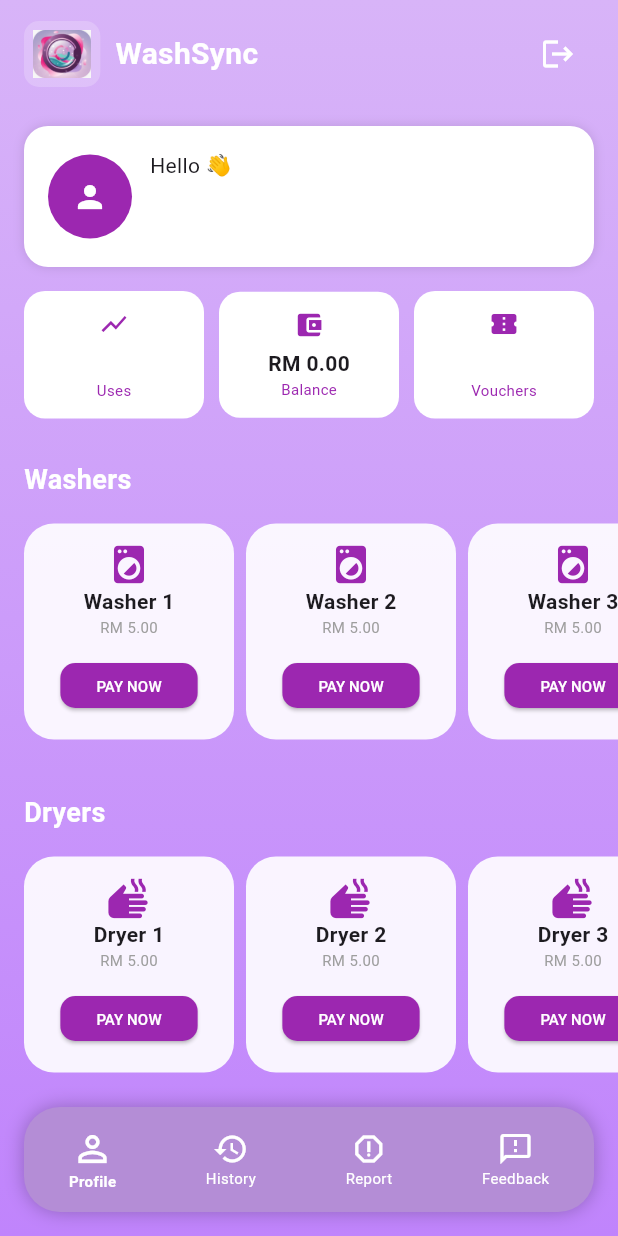
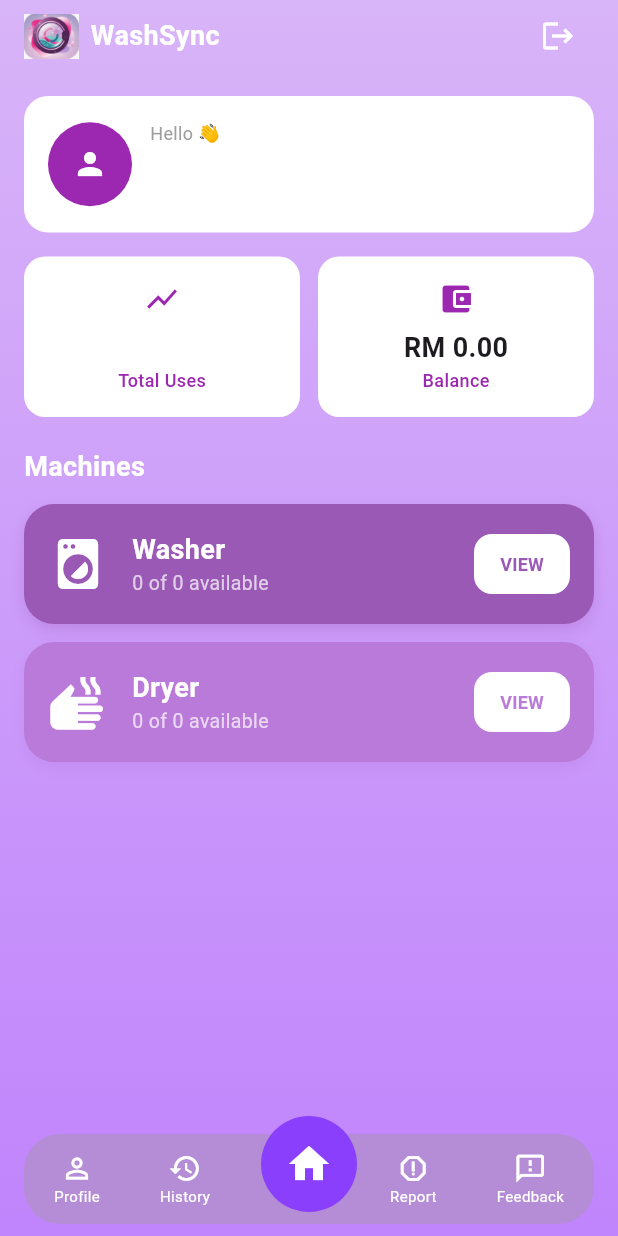
Before and after one commit to hfzhhanim/WashSync, a Flutter app: the screen it shows once a user with an empty profile is signed in, on a phone screen of 412 x 824 dp. Run offline on Flutter 3.47's test engine with Material 3 defaults, Android fonts, the light colour scheme and no system bars; our stand-ins replace cloud_firestore, firebase_auth, firebase_core, firebase_storage, fl_chart, image_picker; accounts and stored records are empty.

Commit message:
Fixed directory conflict, updated navigation logic, and cleaned up home page layout

```diff
--- a/lib/screens/home_page.dart
+++ b/lib/screens/home_page.dart
@@ -2,17 +2,18 @@ import 'package:flutter/material.dart';
 import 'package:firebase_auth/firebase_auth.dart';
 import 'package:cloud_firestore/cloud_firestore.dart';
 
-// Team's Pages (Using ../ to go out of 'screens' folder if they are in lib root)
+// Team's Pages
 import 'sign_in_page.dart';
 import 'report_page.dart';
 import 'feedback_rating_page.dart';
 
-// YOUR Wallet & Payment Pages (In the same 'screens' folder)
+// YOUR Wallet & Payment Pages
 import 'wallet_page.dart';
 import 'payment_screen.dart';
-import 'profile_page.dart'; // Ensure these exist or use friend's mock pages
+import 'washer_page.dart';
+import 'dryer_page.dart';
+import 'profile_page.dart';
 
-/// ---------------- NAV ITEM MODEL ----------------
 class NavItem {
   final IconData icon;
   final String label;
@@ -34,9 +35,7 @@ class HomePage extends StatefulWidget {
 
 class _HomePageState extends State<HomePage> {
   User? get user => FirebaseAuth.instance.currentUser;
-  int _currentIndex = 0;
 
-  // Navigation Helper
   void _navigateTo(Widget page) {
     Navigator.push(
       context,
@@ -50,7 +49,6 @@ class _HomePageState extends State<HomePage> {
       return const Scaffold(body: Center(child: CircularProgressIndicator()));
     }
 
-    // Navigation items linked to your working pages
     final navItems = [
       NavItem(
         icon: Icons.person_outline,
@@ -88,26 +86,38 @@ class _HomePageState extends State<HomePage> {
             children: [
               _topBar(context),
               const SizedBox(height: 16),
-              _userCard(user!),
+              _userCard(user!), // Original welcome user layout
               const SizedBox(height: 16),
-              _stats(user!), // Fixed with tap support
+              _stats(user!), // 2 Equal sized boxes (Uses & Balance)
               const SizedBox(height: 20),
-
-              Expanded(
-                child: SingleChildScrollView(
-                  padding: const EdgeInsets.only(bottom: 100),
-                  child: Column(
-                    crossAxisAlignment: CrossAxisAlignment.start,
-                    children: [
-                      _sectionLabel("Washers"),
-                      _machineGrid(type: 'Washer', count: 5, icon: Icons.local_laundry_service),
-                      const SizedBox(height: 20),
-                      _sectionLabel("Dryers"),
-                      _machineList(type: 'Dryer', count: 5, icon: Icons.dry),
-                    ],
+              const Padding(
+                padding: EdgeInsets.symmetric(horizontal: 16),
+                child: Align(
+                  alignment: Alignment.centerLeft,
+                  child: Text("Machines",
+                    style: TextStyle(fontSize: 18, fontWeight: FontWeight.bold, color: Colors.white)),
                 ),
               ),
+              const SizedBox(height: 12),
+
+              // RESTORED: Single bar layout for navigation to sub-pages
+              _machineBar(
+                title: "Washer",
+                docId: "washer",
+                icon: Icons.local_laundry_service,
+                color: const Color(0xFF9B59B6),
+                onTap: () => _navigateTo(const WasherPage()),
               ),
+              const SizedBox(height: 12),
+              _machineBar(
+                title: "Dryer",
+                docId: "dryer",
+                icon: Icons.dry,
+                color: const Color(0xFFB97AD9),
+                onTap: () => _navigateTo(const DryerPage()),
+              ),
+
+              const Spacer(),
               _bottomNav(navItems),
             ],
           ),
@@ -116,45 +126,32 @@ class _HomePageState extends State<HomePage> {
     );
   }
 
-  Widget _sectionLabel(String text) {
-    return Padding(
-      padding: const EdgeInsets.symmetric(horizontal: 16, vertical: 8),
-      child: Text(text, style: const TextStyle(fontSize: 18, fontWeight: FontWeight.bold, color: Colors.white)),
-    );
-  }
-
-  /// ---------------- TOP BAR ----------------
+  // --- TOP BAR (Original Style) ---
   Widget _topBar(BuildContext context) {
     return Padding(
-      padding: const EdgeInsets.fromLTRB(16, 12, 16, 8),
+      padding: const EdgeInsets.symmetric(horizontal: 16),
       child: Row(
         mainAxisAlignment: MainAxisAlignment.spaceBetween,
         children: [
           Row(
             children: [
-              Container(
-                padding: const EdgeInsets.all(6),
-                decoration: BoxDecoration(
-                  color: Colors.white.withOpacity(0.2),
-                  borderRadius: BorderRadius.circular(10),
-                ),
-                child: Image.asset("assets/icons/logoWashSync.png", height: 32,
+              Image.asset("assets/icons/logoWashSync.png",
+                height: 30,
                 errorBuilder: (context, error, stackTrace) => const Icon(Icons.local_laundry_service, color: Colors.white)),
-              ),
-              const SizedBox(width: 10),
-              const Text("WashSync", style: TextStyle(color: Colors.white, fontSize: 20, fontWeight: FontWeight.w700)),
+              const SizedBox(width: 8),
+              const Text("WashSync", style: TextStyle(color: Colors.white, fontSize: 18, fontWeight: FontWeight.bold)),
             ],
           ),
           IconButton(
             icon: const Icon(Icons.logout, color: Colors.white),
             onPressed: () => FirebaseAuth.instance.signOut(),
-          )
+          ),
         ],
       ),
     );
   }
 
-  /// ---------------- USER CARD ----------------
+  // --- USER CARD (Original Welcome Layout) ---
   Widget _userCard(User user) {
     return StreamBuilder<DocumentSnapshot>(
       stream: FirebaseFirestore.instance.collection('users').doc(user.uid).snapshots(),
@@ -165,7 +162,7 @@ class _HomePageState extends State<HomePage> {
           padding: const EdgeInsets.symmetric(horizontal: 16),
           child: Container(
             padding: const EdgeInsets.all(16),
-            decoration: BoxDecoration(color: Colors.white, borderRadius: BorderRadius.circular(16), boxShadow: const [BoxShadow(color: Colors.black12, blurRadius: 6)]),
+            decoration: BoxDecoration(color: Colors.white, borderRadius: BorderRadius.circular(16)),
             child: Row(
               children: [
                 const CircleAvatar(radius: 28, backgroundColor: Colors.purple, child: Icon(Icons.person, color: Colors.white)),
@@ -173,7 +170,7 @@ class _HomePageState extends State<HomePage> {
                 Column(
                   crossAxisAlignment: CrossAxisAlignment.start,
                   children: [
-                    const Text("Hello 👋"),
+                    const Text("Hello 👋", style: TextStyle(color: Colors.grey, fontSize: 12)),
                     Text(data['username'] ?? "User", style: const TextStyle(fontSize: 18, fontWeight: FontWeight.bold)),
                     Text(data['email'] ?? "", style: const TextStyle(color: Colors.purple, fontSize: 11)),
                   ],
@@ -186,7 +183,7 @@ class _HomePageState extends State<HomePage> {
     );
   }
 
-  /// ---------------- STATS (FIXED FOR TAP) ----------------
+  // --- STATS (2 Equal Boxes, No Vouchers) ---
   Widget _stats(User user) {
     return StreamBuilder<DocumentSnapshot>(
       stream: FirebaseFirestore.instance.collection('users').doc(user.uid).snapshots(),
@@ -199,17 +196,14 @@ class _HomePageState extends State<HomePage> {
           padding: const EdgeInsets.symmetric(horizontal: 16),
           child: Row(
             children: [
-              _statCard("${data['totalUses'] ?? 0}", "Uses", Icons.show_chart, null),
-              const SizedBox(width: 10),
-              // THE WALLET TAP BOX
+              _statCard("${data['totalUses'] ?? 0}", "Total Uses", Icons.show_chart, null),
+              const SizedBox(width: 12),
               _statCard(
                 "RM ${balance.toStringAsFixed(2)}",
                 "Balance",
                 Icons.account_balance_wallet,
                 () => _navigateTo(const WalletPage(amountToDeduct: -1.0))
               ),
-              const SizedBox(width: 10),
-              _statCard("${data['vouchers'] ?? 0}", "Vouchers", Icons.confirmation_number, null),
             ],
           ),
         );
@@ -226,13 +220,13 @@ class _HomePageState extends State<HomePage> {
           onTap: onTap,
           borderRadius: BorderRadius.circular(14),
           child: Container(
-            padding: const EdgeInsets.symmetric(vertical: 12),
+            padding: const EdgeInsets.symmetric(vertical: 16, horizontal: 12),
             child: Column(
               children: [
-                Icon(icon, color: Colors.purple, size: 20),
-                const SizedBox(height: 6),
-                Text(value, style: const TextStyle(fontSize: 14, fontWeight: FontWeight.bold)),
-                Text(label, style: const TextStyle(color: Colors.purple, fontSize: 10)),
+                Icon(icon, color: Colors.purple, size: 24),
+                const SizedBox(height: 8),
+                Text(value, style: const TextStyle(fontSize: 18, fontWeight: FontWeight.bold)),
+                Text(label, style: const TextStyle(color: Colors.purple, fontSize: 12, fontWeight: FontWeight.w500)),
               ],
             ),
           ),
@@ -241,71 +235,103 @@ class _HomePageState extends State<HomePage> {
     );
   }
 
-  /// ---------------- MACHINE LIST ----------------
-  Widget _machineGrid({required String type, required int count, required IconData icon}) {
-    return SizedBox(
-      height: 160,
-      child: ListView.builder(
-        scrollDirection: Axis.horizontal,
-        padding: const EdgeInsets.symmetric(horizontal: 12),
-        itemCount: count,
-        itemBuilder: (context, index) {
+  // --- MACHINE BAR (Original Bar Design) ---
+  Widget _machineBar({required String title, required String docId, required IconData icon, required Color color, required VoidCallback onTap}) {
+    return StreamBuilder<DocumentSnapshot>(
+      stream: FirebaseFirestore.instance.collection('machines').doc(docId).snapshots(),
+      builder: (context, snapshot) {
+        int available = 0, total = 0;
+        if (snapshot.hasData && snapshot.data!.exists) {
+          final data = snapshot.data!.data() as Map<String, dynamic>;
+          available = data['available'] ?? 0;
+          total = data['total'] ?? 0;
+        }
         return Container(
-            width: 140,
-            margin: const EdgeInsets.symmetric(horizontal: 4, vertical: 8),
-            padding: const EdgeInsets.all(12),
-            decoration: BoxDecoration(color: Colors.white.withOpacity(0.9), borderRadius: BorderRadius.circular(20)),
+          margin: const EdgeInsets.symmetric(horizontal: 16),
+          padding: const EdgeInsets.all(16),
+          decoration: BoxDecoration(
+            color: color,
+            borderRadius: BorderRadius.circular(20),
+            boxShadow: [BoxShadow(color: color.withOpacity(0.3), blurRadius: 8, offset: const Offset(0, 4))],
+          ),
+          child: Row(
+            children: [
+              Icon(icon, color: Colors.white, size: 40),
+              const SizedBox(width: 16),
+              Expanded(
                 child: Column(
-              mainAxisAlignment: MainAxisAlignment.center,
+                  crossAxisAlignment: CrossAxisAlignment.start,
                   children: [
-                Icon(icon, color: Colors.purple, size: 30),
-                Text("$type ${index + 1}", style: const TextStyle(fontWeight: FontWeight.bold, fontSize: 14)),
-                const Text("RM 5.00", style: TextStyle(color: Colors.grey, fontSize: 10)),
-                const SizedBox(height: 8),
+                    Text(title, style: const TextStyle(color: Colors.white, fontSize: 18, fontWeight: FontWeight.bold)),
+                    Text("$available of $total available", style: const TextStyle(color: Colors.white70, fontSize: 13)),
+                  ],
+                ),
+              ),
               ElevatedButton(
-                  onPressed: () => _navigateTo(const PaymentScreen()),
-                  style: ElevatedButton.styleFrom(backgroundColor: Colors.purple, foregroundColor: Colors.white, shape: RoundedRectangleBorder(borderRadius: BorderRadius.circular(10)), minimumSize: const Size(0, 30)),
-                  child: const Text("PAY NOW", style: TextStyle(fontSize: 10)),
+                onPressed: onTap,
+                style: ElevatedButton.styleFrom(
+                  backgroundColor: Colors.white,
+                  foregroundColor: color,
+                  shape: RoundedRectangleBorder(borderRadius: BorderRadius.circular(12)),
+                  padding: const EdgeInsets.symmetric(horizontal: 16, vertical: 8),
+                  elevation: 0,
+                ),
+                child: const Text("VIEW", style: TextStyle(fontWeight: FontWeight.bold, fontSize: 12)),
               ),
             ],
           ),
         );
       },
+    );
+  }
+
+  // --- BOTTOM NAV (Original Style) ---
+  Widget _bottomNav(List<NavItem> items) {
+    return SizedBox(
+      height: 80,
+      child: Stack(
+        alignment: Alignment.bottomCenter,
+        children: [
+          Container(
+            height: 60,
+            margin: const EdgeInsets.symmetric(horizontal: 16, vertical: 8),
+            decoration: BoxDecoration(color: const Color(0xFFB48DD6), borderRadius: BorderRadius.circular(24)),
+            child: Row(
+              mainAxisAlignment: MainAxisAlignment.spaceAround,
+              children: [
+                _navItemUI(items[0]),
+                _navItemUI(items[1]),
+                const SizedBox(width: 40),
+                _navItemUI(items[2]),
+                _navItemUI(items[3]),
+              ],
+            ),
+          ),
+          Positioned(
+            top: 0,
+            child: CircleAvatar(
+              radius: 32,
+              backgroundColor: const Color(0xFF8A3FFC),
+              child: IconButton(
+                icon: const Icon(Icons.home, color: Colors.white, size: 32),
+                onPressed: () {}
+              )
+            )
+          ),
+        ],
       ),
     );
   }
 
-  Widget _machineList({required String type, required int count, required IconData icon}) => _machineGrid(type: type, count: count, icon: icon);
-
-  /// ---------------- BOTTOM NAV ----------------
-  Widget _bottomNav(List<NavItem> items) {
-    return Container(
-      height: 70,
-      margin: const EdgeInsets.all(16),
-      decoration: BoxDecoration(color: const Color(0xFFB48DD6), borderRadius: BorderRadius.circular(24), boxShadow: const [BoxShadow(color: Colors.black26, blurRadius: 10)]),
-      child: Row(
-        mainAxisAlignment: MainAxisAlignment.spaceAround,
-        children: List.generate(items.length, (index) => _navItem(
-          item: items[index],
-          isActive: _currentIndex == index,
-          onTap: () {
-            setState(() => _currentIndex = index);
-            items[index].onTap();
-          },
-        )),
-      ),
-    );
-  }
-
-  Widget _navItem({required NavItem item, required bool isActive, required VoidCallback onTap}) {
-    return InkWell(
-      onTap: onTap,
+  Widget _navItemUI(NavItem item) {
+    return GestureDetector(
+      onTap: item.onTap,
       child: Column(
         mainAxisSize: MainAxisSize.min,
         children: [
-          Icon(item.icon, color: Colors.white, size: isActive ? 28 : 24),
-          Text(item.label, style: TextStyle(color: Colors.white, fontSize: 10, fontWeight: isActive ? FontWeight.bold : FontWeight.normal)),
-        ],
+          Icon(item.icon, color: Colors.white, size: 22),
+          Text(item.label, style: const TextStyle(color: Colors.white, fontSize: 10)),
+        ]
       ),
     );
   }
```
Also changed, not shown: lib/home_page.dart (deleted, +0 -265 lines). Lines whose indentation alone changed are shown as unchanged.
